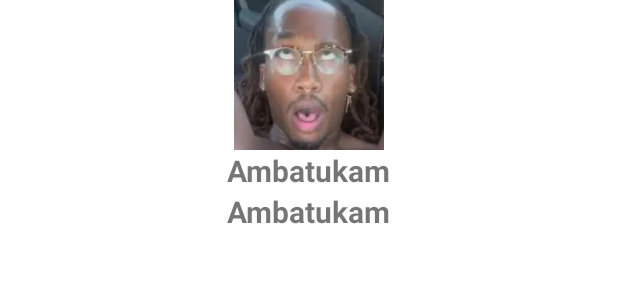
After one commit to Dzikriananda/Kotlin-android-app-dicoding, an Android app: the layout detail_story.xml on its own in the app's theme, with its tools: preview values and no code run, on a phone screen of 412 x 824 dp. The commit adds this screen. Shown: the top 300 px of the screen. Run offline under Robolectric (Android 15) with nearby library versions, the phone set to English and light mode, and no system bars.

Commit message:
added detail story

```diff
--- /dev/null
+++ b/MyStoryApp/app/src/main/res/layout/detail_story.xml
@@ -0,0 +1,34 @@
+<?xml version="1.0" encoding="utf-8"?>
+<LinearLayout xmlns:android="http://schemas.android.com/apk/res/android"
+    android:orientation="vertical"
+    android:layout_width="match_parent"
+    android:layout_height="match_parent">
+
+    <ImageView
+        android:id="@+id/imageview_detail"
+        android:layout_width="match_parent"
+        android:src="@drawable/mcminat"
+        android:layout_gravity="center"
+        android:layout_height="100dp" />
+
+    <TextView
+        android:id="@+id/textViewName"
+        android:layout_width="wrap_content"
+        android:layout_height="wrap_content"
+        android:text="Ambatukam"
+        android:textSize="20sp"
+        android:textStyle="bold"
+        android:layout_gravity="center"
+        />
+
+    <TextView
+        android:id="@+id/textViewDescription"
+        android:layout_width="wrap_content"
+        android:layout_height="wrap_content"
+        android:text="Ambatukam"
+        android:textSize="20sp"
+        android:textStyle="bold"
+        android:layout_gravity="center"
+        />
+
+</LinearLayout>
--- a/MyStoryApp/app/src/main/res/layout/rv_design.xml
+++ b/MyStoryApp/app/src/main/res/layout/rv_design.xml
@@ -16,7 +16,6 @@
         <ImageView
             android:id="@+id/imageview"
             android:layout_width="match_parent"
-            android:src="@drawable/mcminat"
             android:layout_gravity="center"
             android:layout_height="100dp" />
 
@@ -24,7 +23,6 @@
             android:id="@+id/textView"
             android:layout_width="wrap_content"
             android:layout_height="wrap_content"
-            android:text="Ambatukam"
             android:textSize="20sp"
             android:textStyle="bold"
             android:layout_gravity="center"
```
Also changed, not shown: MyStoryApp/app/src/main/java/com/example/mystoryapp/MainActivity.kt (+26 -1 lines).
